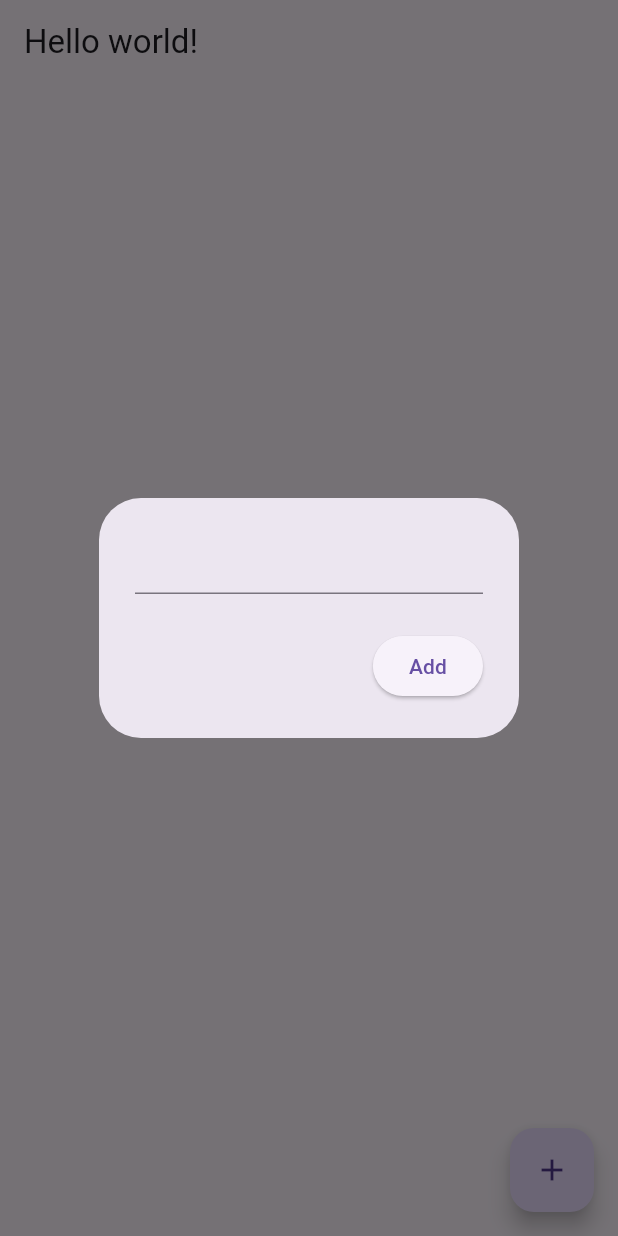
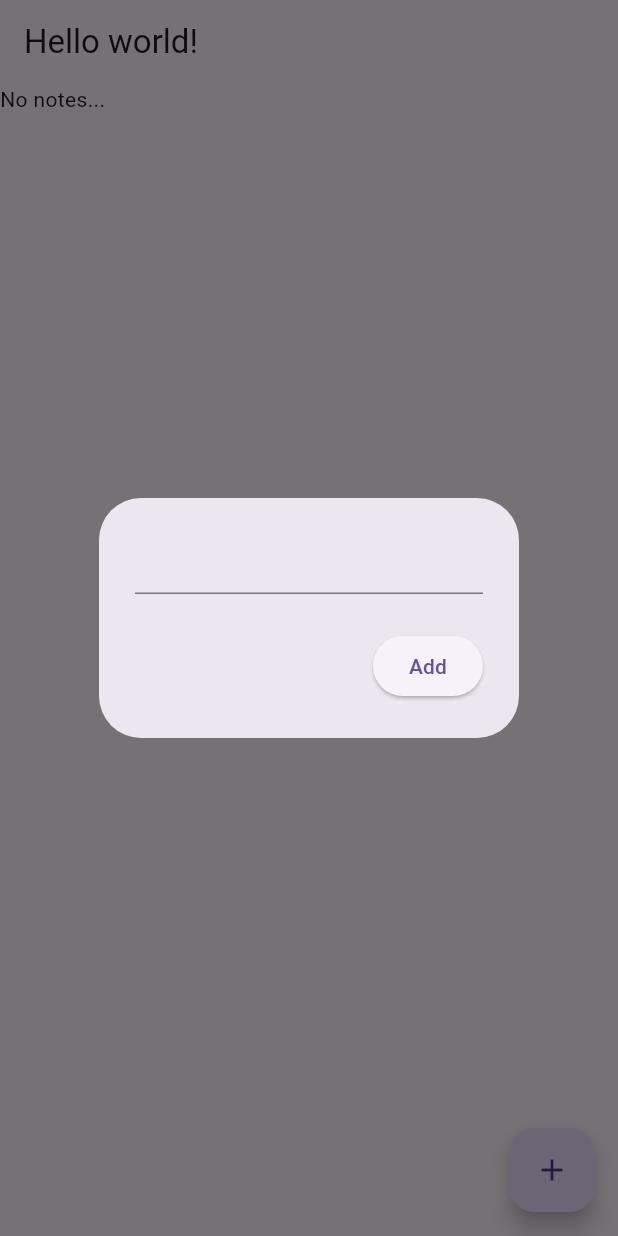
Before and after one commit to MRX710/notesApp, a Flutter app: the screen it shows after launch, after a tap on the "add" icon, on a phone screen of 412 x 824 dp. Run offline on Flutter 3.47's test engine with Material 3 defaults, Android fonts, the phone set to English and light mode, and no system bars; our stand-ins replace cloud_firestore, firebase_auth, firebase_core, google_sign_in; accounts and stored records are empty; Roboto replaces fonts that are missing (Raleway).

Commit message:
some changes

```diff
--- /dev/null
+++ b/lib/entities/note/models/note.dart
@@ -0,0 +1,53 @@
+abstract class INote{
+  String? id;
+  String head;
+  String body;
+  DateTime? lastUpdate;
+  bool fav;
+
+  INote({
+    this.id,
+    required this.head,
+    required this.body,
+    this.fav = false,
+    // required this.lastUpdate
+    this.lastUpdate
+  });
+
+  INote.fromJson(Map<String, dynamic> json) :
+        // id = json['id'],
+        head = json['head'],
+        body = json['body'],
+        // lastUpdate = DateTime.parse(json['lastUpdate']),
+        // fav = json['fav'];
+        fav = false;
+
+  void editNote();
+
+}
+
+class Note extends INote{
+
+  Note({
+    super.id,
+    required super.head,
+    required super.body,
+    super.fav,
+    super.lastUpdate
+    // required super.lastUpdate
+  }) : super();
+
+  Note.fromJson(super.json) : super.fromJson();
+
+  Map<String, dynamic> toJson() => {
+    'id': id,
+    'head': head,
+    'body': body,
+    // 'lastUpdate': lastUpdate.toIso8601String(),
+    'lastUpdate': null,
+    'fav': fav,
+  };
+
+  void editNote(){}
+
+}
--- a/lib/entities/note/note.dart
+++ /dev/null
@@ -1,13 +0,0 @@
-class Note {
-  int? id;
-  String head;
-  String body;
-  String author;
-  bool fav;
-
-  Note({this.id, required this.head, required this.body, required this.author, this.fav = false});
-
-  // void addNote() {
-  //
-  // }
-}
--- a/lib/main.dart
+++ b/lib/main.dart
@@ -4,10 +4,12 @@ import 'theme/themeSwitcher.dart';
 import 'pages/notesPage.dart';
 import 'package:firebase_core/firebase_core.dart';
 import 'firebase_options.dart';
+import './services/internal_memory/basic.dart';
 
 void main() async {
   WidgetsFlutterBinding.ensureInitialized();
   await Firebase.initializeApp(options: DefaultFirebaseOptions.currentPlatform);
+  await init();
   runApp(const MyApp());
 }
 
--- a/lib/pages/notesPage.dart
+++ b/lib/pages/notesPage.dart
@@ -1,16 +1,12 @@
 import 'package:cloud_firestore/cloud_firestore.dart';
 import 'package:flutter/material.dart';
 import 'package:notes/services/firestore.dart';
+import '../entities/note/models/note.dart';
+import '../services/internal_memory/basic.dart';
 import '../textInputWidget.dart';
-import '../entities/note/note.dart';
-import '../entities/note/notesList.dart';
+import '../entities/note/ui/note.dart';
 
 
-Note mockNote = Note(
-    head: 'head',
-    body: 'body',
-    author: 'author'
-);
 
 class NotesPage extends StatefulWidget {
 
@@ -22,25 +18,55 @@ class NotesPage extends StatefulWidget {
 
 class _NotesPageState extends State<NotesPage> {
   List<Note> notes = [];
+  bool dataIsLoaded = false;
 
-  final FirestoreService firestoreService = FirestoreService();
+  @override
+  void initState() {
+    super.initState();
+    getNotes();
+    setState(() => dataIsLoaded = !dataIsLoaded);
+  }
 
-  // void newNote(String text) {
-  //   setState(() {
-  //     notes.add(Note(head: text, body: text, author: text));
-  //   });
-  // }
-  //
-  // void editNote(String text) {
-  //   setState(() {
-  //     notes.add(Note(head: text, body: text, author: text));
-  //   });
-  // }
+  Future<void> getNotes()async{
+    List<Map<String, dynamic>> noteList = await getNotesAsync();
+    setNotes(noteList);
+  }
 
-  // text controller
+  setNotes(List<Map<String, dynamic>>? notesList){
+
+    List<Note> notesTemp = [];
+    for (var index = 0; index < notesList!.length; index++){
+      Map<String, dynamic> noteMap = notesList[index];
+      var note = Note.fromJson(noteMap);
+      notesTemp.add(
+          note
+      );
+    }
+    setState(() {
+      notes = notesTemp;
+    });
+  }
+
+  addNote(BuildContext context){
+    createNoteAsync(Note(
+      head: 'Head 1',
+      body: textController.text,
+      // lastUpdate: DateTime.now()
+    ));
+
+    getNotes();
+    textController.clear();
+    Navigator.pop(context);
+
+    // setState(() {
+    //   // notes.add(noteWidget);
+    //   notes = [...notes, noteWidget];
+    // });
+  }
+
   final TextEditingController textController = TextEditingController();
 
-  void openNotebox({String? docID}){
+  void openNote({String? docID}){
     showDialog(context: context, builder: (context) => AlertDialog(
       content: TextField(
         controller: textController,
@@ -48,15 +74,7 @@ class _NotesPageState extends State<NotesPage> {
       actions: [
         // button to save
         ElevatedButton(
-            onPressed: (){
-              if (docID != null){
-                firestoreService.updateNote(docID, textController.text);
-              }
-              else {
-                firestoreService.addNote(textController.text);
-              }
-              textController.clear();
-            },
+            onPressed: () => addNote(context),
             child: Text("Add")
         )
       ]
@@ -65,50 +83,19 @@ class _NotesPageState extends State<NotesPage> {
 
   @override
   Widget build(BuildContext context) {
-    // CollectionReference notes = FirebaseFirestore.instance.colle
 
     return Scaffold(
         appBar: AppBar(title: const Text('Hello world!')),
-        body:
-        // Column(children: <Widget>[
-          // Expanded(child: NoteList(notes)),
-          // TextInputWidget(),
-          StreamBuilder<QuerySnapshot>(
-            stream: firestoreService.getNotesStream(),
-            builder: (BuildContext context, AsyncSnapshot<QuerySnapshot<Object?>> snapshot) {
-              if (snapshot.hasData){
-                List notesList = snapshot.data!.docs;
-                // display as a list
-                return ListView.builder(
-                    itemCount: notesList.length,
-                    itemBuilder: (context, index){
-                      // get each doc
-                      DocumentSnapshot document = notesList[index];
-                      String docID = document.id;
+        body: GridView.count(
+          crossAxisCount: 2,
+          children: [
+            ...notes.map((note) => NoteWidget(note)),
+            if (dataIsLoaded && notes?.length == 0) const Text('No notes...')
+          ],
+        ),
 
-                      // get note from each doc
-                      Map<String, dynamic> data = document.data() as Map<String, dynamic>;
-                      String body = data['body'] as String;
-
-                      // display
-                      return ListTile(
-                        title: Text(body),
-                        trailing: IconButton(
-                          onPressed: () => {openNotebox(docID: docID)},
-                          icon: const Icon(Icons.settings),
-                        ),
-                      );
-                  }
-                );
-              }
-
-              return const Text('No notes...');
-            },
-          )
-        // ])
-        ,
         floatingActionButton: FloatingActionButton(
-          onPressed: openNotebox,
+          onPressed: openNote,
           child: const Icon(Icons.add),
         ),
     );
--- a/lib/services/firestore.dart
+++ b/lib/services/firestore.dart
@@ -1,6 +1,6 @@
 import 'package:cloud_firestore/cloud_firestore.dart';
 
-import '../entities/note/note.dart';
+import '../entities/note/models/note.dart';
 
 class FirestoreService {
   // get collections  of notes
--- /dev/null
+++ b/lib/services/internal_memory/basic.dart
@@ -0,0 +1,103 @@
+import 'dart:convert';
+import 'dart:io';
+import 'package:notes/entities/note/models/note.dart';
+import 'package:path_provider/path_provider.dart';
+import 'package:uuid/uuid.dart';
+import '../../entities/note/models/note.dart';
+
+
+class BaseDirectories{
+  Directory temporaryDirectory;
+  Directory appSupport;
+  Directory appDocuments;
+
+  BaseDirectories(this.temporaryDirectory, this.appSupport, this.appDocuments);
+}
+
+Future<BaseDirectories> getListOfCommonDirectories() async{
+// Put cache files in this directory
+  final Directory temporaryDirectory = await getTemporaryDirectory();
+// For files that our app uses but are not exposed to the user
+  final Directory appSupport = await getApplicationSupportDirectory();
+// For user-generated files
+  final Directory appDocuments = await getApplicationDocumentsDirectory();
+
+  return BaseDirectories(
+    temporaryDirectory,
+    appSupport,
+    appDocuments,
+  );
+}
+
+Future<Directory> getNotesDirectory() async {
+  final BaseDirectories directories = await getListOfCommonDirectories();
+  final Directory appDocuments = directories.appDocuments;
+
+  final Directory notesDirectory =
+  Directory('${appDocuments.path}/notes');
+  // Always check that the directory exists
+  if (await notesDirectory.exists() == false) {
+    await notesDirectory.create();
+  }
+  return notesDirectory;
+}
+
+Iterable<File> getNoteFiles(Directory notesDirectory){
+  final List<FileSystemEntity> entities = notesDirectory.listSync();
+  final Iterable<File> files = entities.whereType<File>();
+  return files;
+}
+
+Future createNoteAsync(Note note) async {
+  Directory notesDirectory = await getNotesDirectory();
+
+  var uuid = Uuid();
+  String noteId = uuid.v1();
+  note.id = noteId;
+
+  final File file = File('${notesDirectory.path}/note$noteId.txt');
+
+  await file.writeAsString(serializeNote(note));
+}
+
+Future delNoteAsync() async {
+  Directory notesDirectory = await getNotesDirectory();
+
+  final Iterable<File> files = getNoteFiles(notesDirectory);
+
+  for (final File file in files) {
+    await file.delete();
+  }
+}
+
+Future<List<Map<String, dynamic>>> getNotesAsync() async {
+  Directory notesDirectory = await getNotesDirectory();
+
+  final Iterable<File> files = getNoteFiles(notesDirectory);
+
+  List<Map<String, dynamic>> notes = [];
+
+  for (final File file in files) {
+    final String fileContent = await file.readAsString();
+    // print(fileContent);
+    notes.add(deserializeNote(fileContent));
+  }
+
+  return notes;
+}
+
+Map<String, dynamic> deserializeNote(String note){
+  return json.decode(note);
+}
+
+String serializeNote(Note note){
+  return json.encode(note);
+}
+
+Future init() async{
+  // await createNote();
+  // await delNoteAsync();
+
+  await getNotesAsync();
+  // await delNote();
+}
--- a/pubspec.yaml
+++ b/pubspec.yaml
@@ -40,6 +40,10 @@ dependencies:
   google_sign_in: ^6.1.6
   provider: ^6.1.1
   cloud_firestore: ^4.13.3
+  shared_preferences: ^2.2.2
+  path_provider: ^2.1.1
+  uuid: 4.2.2
+
 
 dev_dependencies:
   flutter_test:
```
Also changed, not shown: lib/entities/note/notesList.dart (+3 -29 lines), lib/entities/note/ui/note.dart (added, +51 -0 lines), pubspec.lock, 1 other file.
